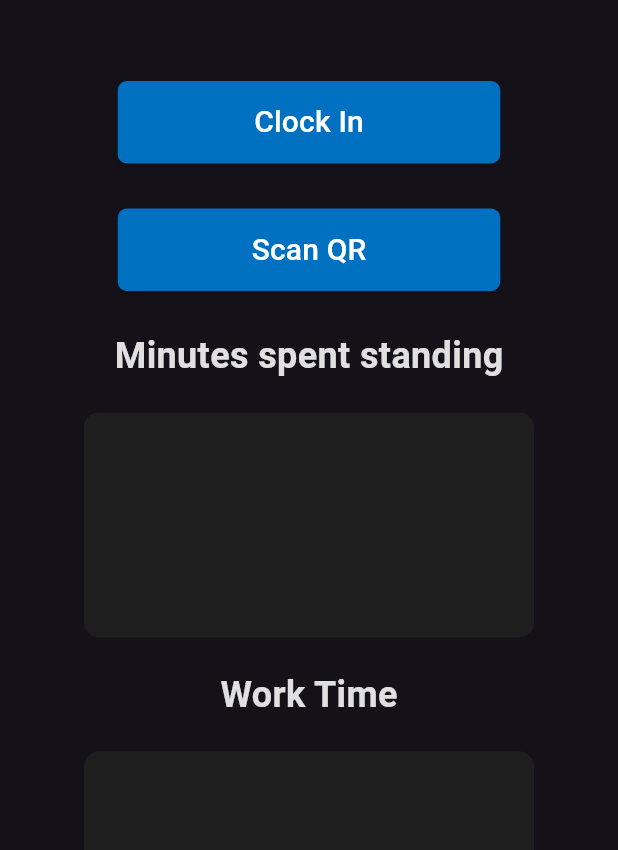
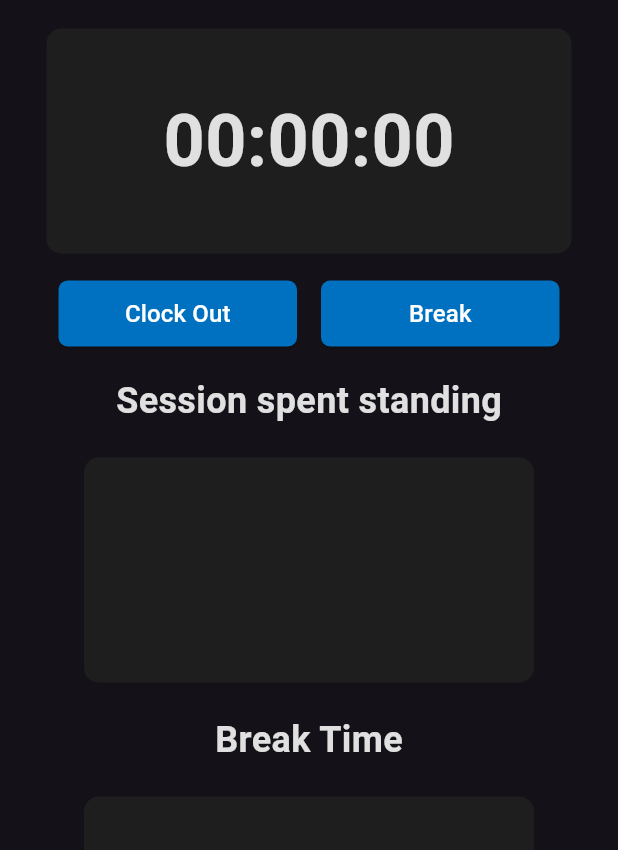
Before and after one commit to Intellivisionn/UnsTable, a Flutter app: the screen it shows after launch, on a phone screen of 412 x 824 dp, the part 110-960 px from its top. Run offline on Flutter 3.47's test engine with Material 3 defaults, Android fonts, the phone set to English and light mode, and no system bars.

Commit message:
Added Clocked in page

```diff
--- a/unstable/lib/pages/home_screen.dart
+++ b/unstable/lib/pages/home_screen.dart
@@ -1,5 +1,6 @@
 import 'package:flutter/material.dart';
 import 'package:unstable/constants/colors.dart';
+import 'package:unstable/widgets/Mobile/clockedin_mobile.dart';
 import 'package:unstable/widgets/Mobile/main_mobile.dart';
 import 'package:unstable/widgets/Mobile/new_drawer.dart';
 import 'package:unstable/widgets/site_logo.dart';
@@ -56,7 +57,7 @@ class _HomeScreenState extends State<HomeScreen> {
       ),
       body: ListView(
         children: [
-          MainMobile(),
+          ClockedinMobile(),
         ],
       ),
     );
--- /dev/null
+++ b/unstable/lib/widgets/Mobile/clockedin_mobile.dart
@@ -0,0 +1,129 @@
+import 'package:flutter/material.dart';
+import 'package:unstable/constants/colors.dart';
+
+class ClockedinMobile extends StatelessWidget {
+  const ClockedinMobile({super.key});
+
+  @override
+  Widget build(BuildContext context) {
+    var screenWidth = MediaQuery.of(context).size.width;
+    return Container(
+      margin: EdgeInsets.symmetric(horizontal: 20),
+      height: MediaQuery.of(context).size.height / 1.2,
+      constraints: BoxConstraints(minHeight: 350.0),
+      child: Row(
+        mainAxisAlignment: MainAxisAlignment.spaceEvenly,
+        children: [
+          Column(
+            mainAxisAlignment: MainAxisAlignment.center,
+            children: [
+              Container(
+                width: 350,
+                height: 150,
+                decoration: BoxDecoration(
+                  color: CustomColor.cardColor,
+                  borderRadius: BorderRadius.circular(10),
+                ),
+                margin: const EdgeInsets.all(10.0),
+                child: Center(
+                  child: Text(
+                    '00:00:00', // Placeholder for the timer
+                    style: TextStyle(
+                      fontSize: 48,
+                      fontWeight: FontWeight.bold,
+                      color: CustomColor.textColor,
+                    ),
+                  ),
+                ),
+              ),
+              Row(
+                mainAxisAlignment: MainAxisAlignment.center,
+                children: [
+                  SizedBox(
+                    width: 175,
+                    height: 60,
+                    child: Padding(
+                      padding: const EdgeInsets.all(8.0),
+                      child: ElevatedButton(
+                        onPressed: () {},
+                        style: btnStyle,
+                        child: const Text(
+                          'Clock Out',
+                          style: TextStyle(color: Colors.white, fontSize: 16),
+                        ),
+                      ),
+                    ),
+                  ),
+                  SizedBox(
+                    width: 175,
+                    height: 60,
+                    child: Padding(
+                      padding: const EdgeInsets.all(8.0),
+                      child: ElevatedButton(
+                        onPressed: () {},
+                        style: btnStyle,
+                        child: const Text(
+                          'Break',
+                          style: TextStyle(color: Colors.white, fontSize: 16),
+                        ),
+                      ),
+                    ),
+                  ),
+                ],
+              ),
+              const Padding(
+                padding: EdgeInsets.all(10.0),
+                child: Text(
+                  "Session spent standing",
+                  style: TextStyle(
+                      fontSize: 24,
+                      fontWeight: FontWeight.bold,
+                      color: CustomColor.textColor,
+                      height: 1.5),
+                ),
+              ),
+              Container(
+                width: 300,
+                height: 150,
+                decoration: BoxDecoration(
+                  color: CustomColor
+                      .cardColor, // You can change the color as needed
+                  borderRadius: BorderRadius.circular(10),
+                ),
+                margin: const EdgeInsets.all(10.0),
+              ),
+              const Padding(
+                padding: EdgeInsets.all(10.0),
+                child: Text(
+                  "Break Time",
+                  style: TextStyle(
+                      fontSize: 24,
+                      fontWeight: FontWeight.bold,
+                      color: CustomColor.textColor,
+                      height: 1.5),
+                ),
+              ),
+              Container(
+                width: 300,
+                height: 150,
+                decoration: BoxDecoration(
+                  color: CustomColor
+                      .cardColor, // You can change the color as needed
+                  borderRadius: BorderRadius.circular(10),
+                ),
+                margin: const EdgeInsets.all(10.0),
+              )
+            ],
+          ),
+        ],
+      ),
+    );
+  }
+}
+
+var btnStyle = ElevatedButton.styleFrom(
+  backgroundColor: CustomColor.accentColor,
+  shape: RoundedRectangleBorder(
+    borderRadius: BorderRadius.circular(6),
+  ),
+);
```
